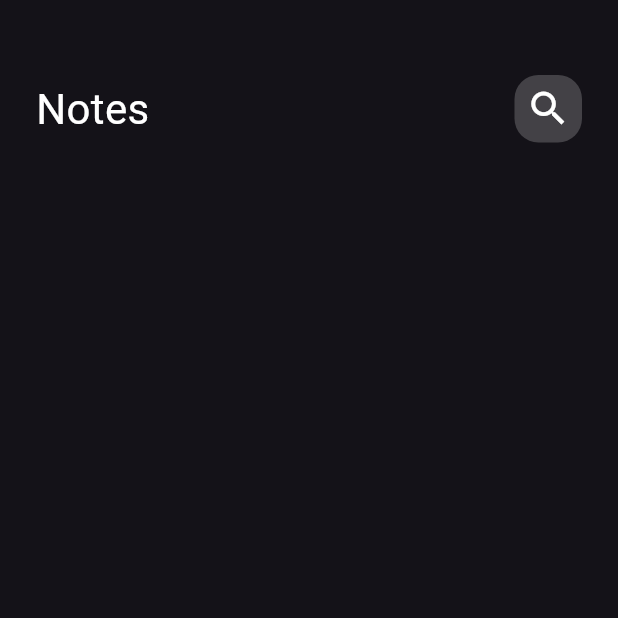
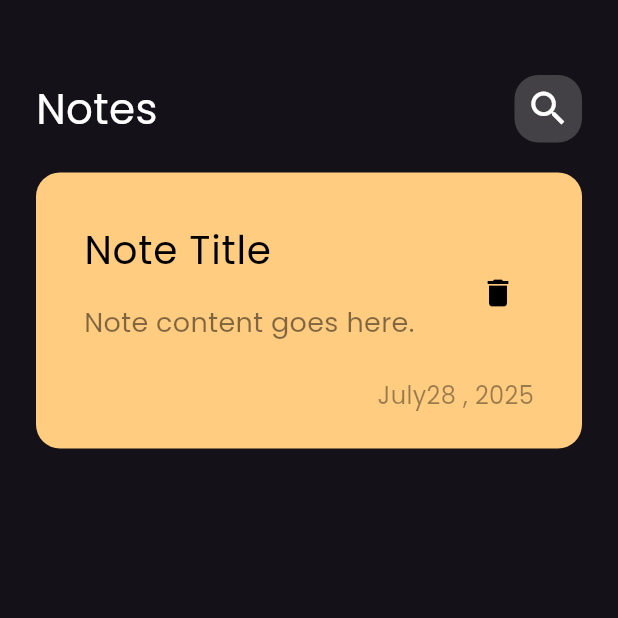
Before and after one commit to medo910/notes_app, a Flutter app: the screen it shows after launch, on a phone screen of 412 x 824 dp, the top half of it. Run offline on Flutter 3.47's test engine with Material 3 defaults, Android fonts, the phone set to English and light mode, and no system bars.

Commit message:
create custom note item and adding font

```diff
--- a/lib/main.dart
+++ b/lib/main.dart
@@ -11,7 +11,7 @@ class NotesApp extends StatelessWidget {
   @override
   Widget build(BuildContext context) {
     return MaterialApp(
-      theme: ThemeData(brightness: Brightness.dark),
+      theme: ThemeData(brightness: Brightness.dark, fontFamily: 'Poppins'),
       home: const NotesView(),
     );
   }
--- /dev/null
+++ b/lib/widgets/custom_note_item.dart
@@ -0,0 +1,55 @@
+import 'package:flutter/material.dart';
+
+class NoteItem extends StatelessWidget {
+  const NoteItem({super.key});
+
+  @override
+  Widget build(BuildContext context) {
+    return Container(
+      decoration: BoxDecoration(
+        color: Color(0xffffcc80),
+        borderRadius: BorderRadius.circular(16),
+      ),
+      child: Padding(
+        padding: const EdgeInsets.only(bottom: 24, top: 24, left: 16, right: 8),
+        child: Column(
+          crossAxisAlignment: CrossAxisAlignment.end,
+          children: [
+            ListTile(
+              title: Text(
+                'Note Title',
+                style: TextStyle(color: Colors.black, fontSize: 26),
+              ),
+              subtitle: Padding(
+                padding: const EdgeInsets.only(top: 16, bottom: 16),
+                child: Text(
+                  'Note content goes here.',
+                  style: TextStyle(
+                    color: Colors.black.withOpacity(.5),
+                    fontSize: 18,
+                  ),
+                ),
+              ),
+              trailing: IconButton(
+                icon: Icon(Icons.delete, color: Colors.black, size: 24),
+                onPressed: () {
+                  // Handle delete action
+                },
+              ),
+            ),
+            Padding(
+              padding: const EdgeInsets.only(right: 24),
+              child: Text(
+                'July28 , 2025',
+                style: TextStyle(
+                  color: Colors.black.withOpacity(.4),
+                  fontSize: 16,
+                ),
+              ),
+            ),
+          ],
+        ),
+      ),
+    );
+  }
+}
--- a/lib/widgets/notes_view_body.dart
+++ b/lib/widgets/notes_view_body.dart
@@ -1,5 +1,6 @@
 import 'package:flutter/material.dart';
 import 'package:notes_app/widgets/custom_appbar.dart';
+import 'package:notes_app/widgets/custom_note_item.dart';
 
 class NotesViewBody extends StatelessWidget {
   const NotesViewBody({super.key});
@@ -8,7 +9,14 @@ class NotesViewBody extends StatelessWidget {
   Widget build(BuildContext context) {
     return Padding(
       padding: const EdgeInsets.symmetric(horizontal: 24),
-      child: Column(children: [SizedBox(height: 50), CustomAppBar()]),
+      child: Column(
+        children: [
+          SizedBox(height: 50),
+          CustomAppBar(),
+          SizedBox(height: 20),
+          NoteItem(),
+        ],
+      ),
     );
   }
 }
```
Also changed, not shown: pubspec.yaml (+4 -11 lines), assets/fonts/Poppins-Regular.ttf (added).
